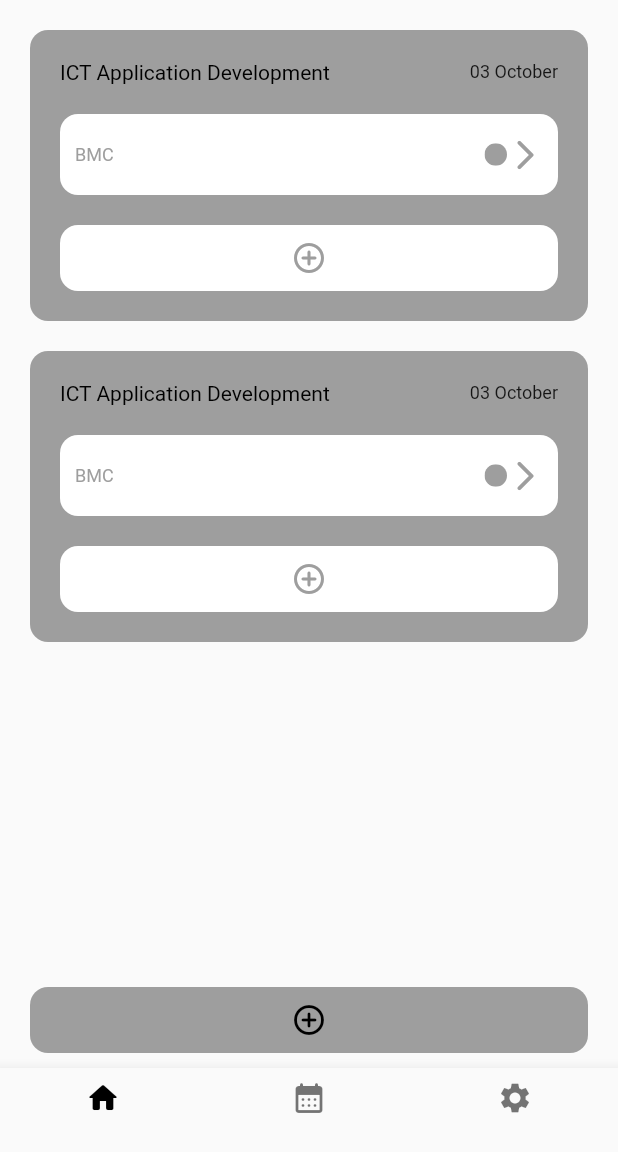
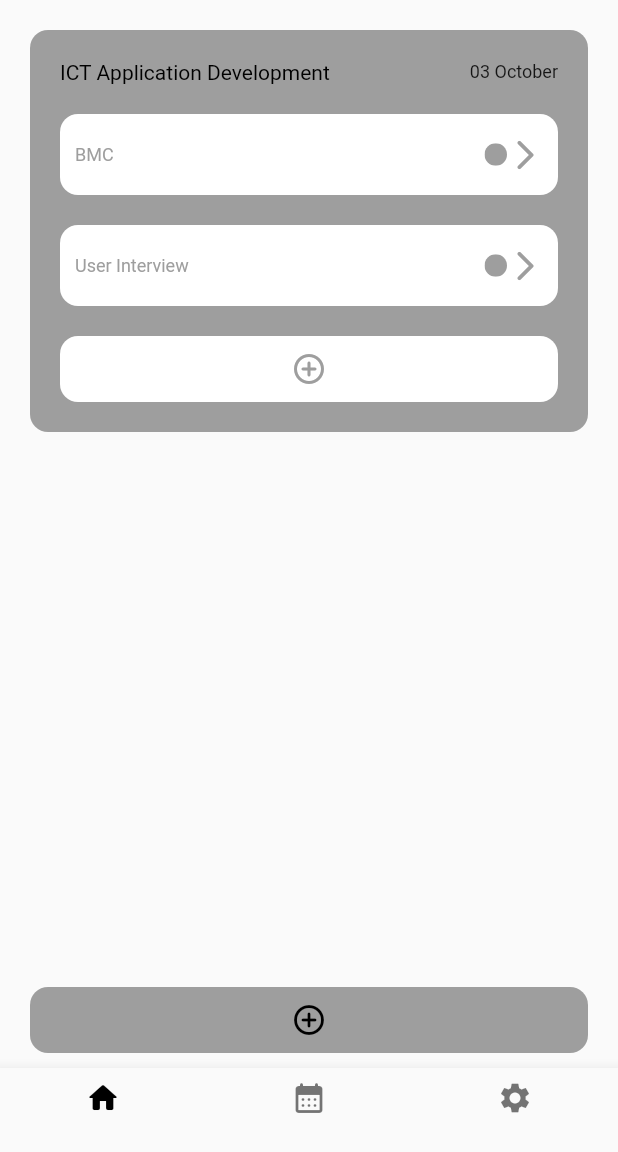
Before and after one commit to preciousMzembe/classmate, a Flutter app: the screen it shows after launch, on a phone screen of 412 x 824 dp, the part 84-1236 px from its top. Run offline on Flutter 3.47's test engine with Material 2 defaults, Android fonts, the phone set to English and light mode, and no system bars.

Commit message:
home changes

```diff
--- a/lib/pages/Home.dart
+++ b/lib/pages/Home.dart
@@ -14,7 +14,7 @@ class Home extends StatelessWidget {
       children: [
         Expanded(
           child: ListView.separated(
-            itemCount: 2,
+            itemCount: 1,
             separatorBuilder: (BuildContext context, int index) {
               return SizedBox(
                 height: 20,
@@ -82,7 +82,7 @@ class Home extends StatelessWidget {
               height: 20,
             ),
 
-            // sub tasks
+            // sub task
             Column(
               children: [
                 ClipRRect(
@@ -96,6 +96,53 @@ class Home extends StatelessWidget {
                           // name
                           child: Text(
                             "BMC",
+                            style: TextStyle(fontSize: 12, color: main_color),
+                          ),
+                        ),
+                        SizedBox(
+                          width: 10,
+                        ),
+                        // left buttons
+                        Row(
+                          children: [
+                            ClipRRect(
+                              borderRadius: BorderRadius.circular(15),
+                              child: Container(
+                                width: 15,
+                                height: 15,
+                                color: main_color,
+                              ),
+                            ),
+                            Icon(
+                              Icons.arrow_forward_ios_rounded,
+                              color: main_color,
+                            ),
+                          ],
+                        ),
+                      ],
+                    ),
+                  ),
+                ),
+                SizedBox(
+                  height: 20,
+                ),
+              ],
+            ),
+
+            // sub task
+            Column(
+              children: [
+                ClipRRect(
+                  borderRadius: BorderRadius.circular(12),
+                  child: Container(
+                    padding: EdgeInsets.symmetric(vertical: 15, horizontal: 10),
+                    color: Colors.white,
+                    child: Row(
+                      children: [
+                        Expanded(
+                          // name
+                          child: Text(
+                            "User Interview",
                             style: TextStyle(fontSize: 12, color: main_color),
                           ),
                         ),
```
